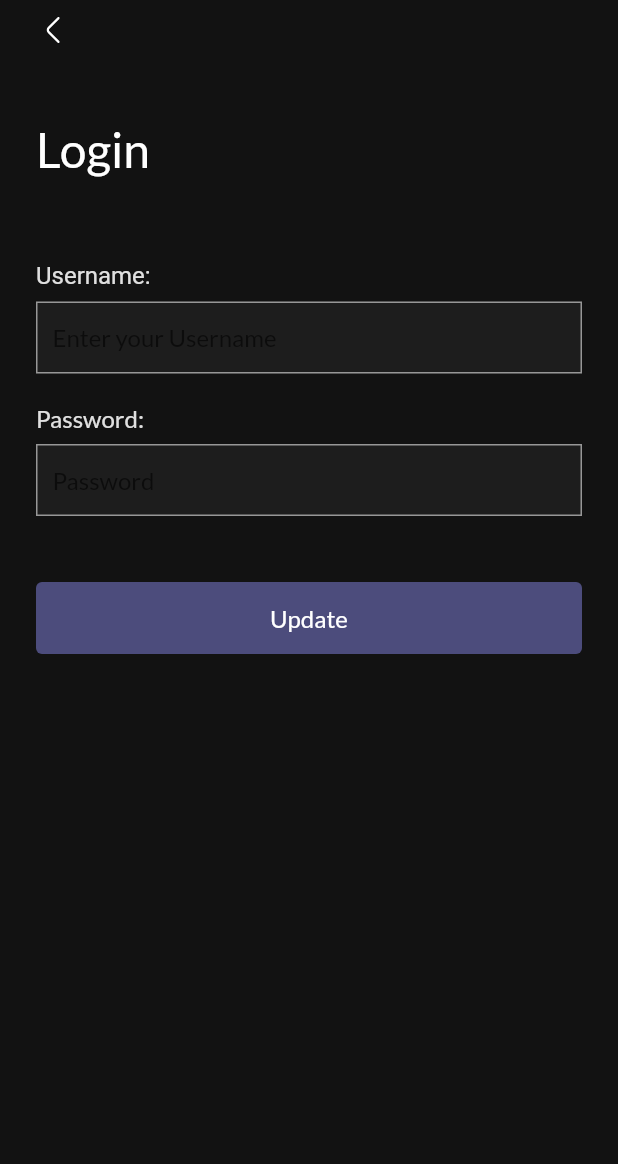
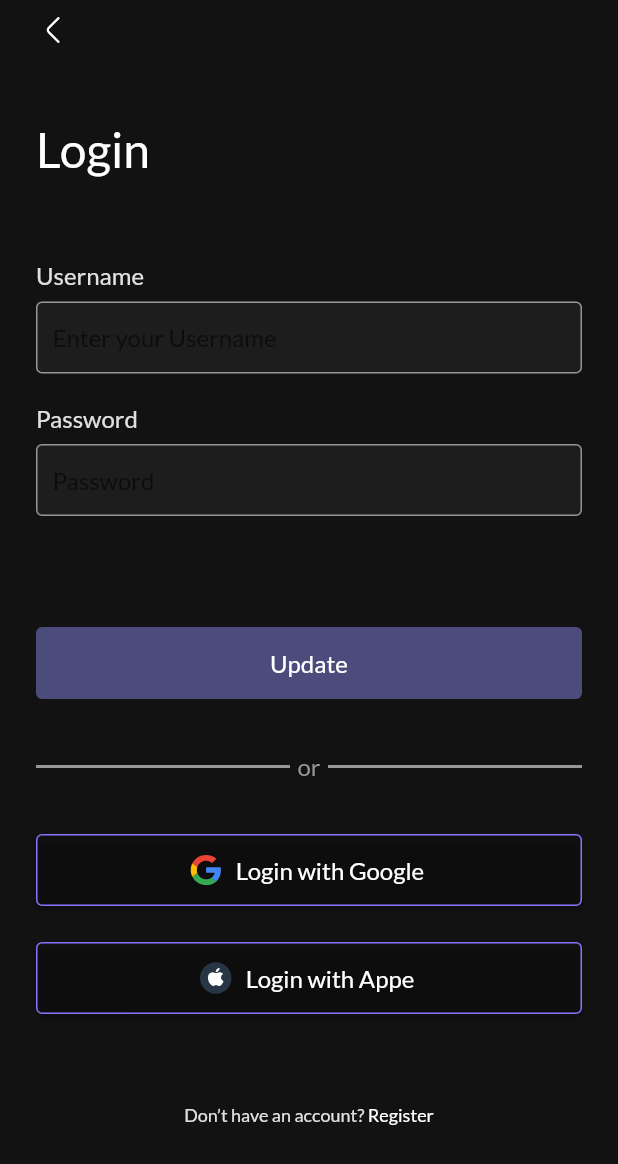
Before and after one commit to hungdkvmo/todo_app, a Flutter app: the LoginForm screen opened by its route, on a phone screen of 412 x 824 dp. Shown: the top 1164 px of the screen. Run offline on Flutter 3.47's test engine with Material 2 defaults, Android fonts, the phone set to English and light mode, and no system bars; our stand-ins replace flutter_svg.

Commit message:
update login form style

```diff
--- a/lib/main.dart
+++ b/lib/main.dart
@@ -23,7 +23,6 @@ class MyApp extends StatelessWidget {
       ),
       initialRoute: '/',
       routes: {
-        // '/': (context) => const LoginForm(),
         '/': (context) => Intro(),
         '/login': (context) => const LoginForm(),
         '/home': (context) => const Home(),
--- a/lib/src/auth/login.dart
+++ b/lib/src/auth/login.dart
@@ -1,5 +1,6 @@
 import 'package:flutter/material.dart';
 import 'package:flutter_svg/flutter_svg.dart';
+import '../widgets/utils/horizontal_line.dart';
 
 class LoginForm extends StatefulWidget {
   const LoginForm({super.key});
@@ -80,11 +81,10 @@ class LoginFormState extends State<LoginForm> {
                           Row(
                             children: const [
                               Text(
-                                'Username:',
+                                'Username',
                                 textAlign: TextAlign.start,
                                 style: TextStyle(
                                   fontSize: 16,
-                                  fontFamily: 'Roboto',
                                   color: Color.fromRGBO(255, 255, 255, 0.87),
                                 ),
                               ),
@@ -103,7 +103,7 @@ class LoginFormState extends State<LoginForm> {
                               contentPadding: EdgeInsets.all(11),
                               enabledBorder: OutlineInputBorder(
                                 borderRadius:
-                                    BorderRadius.all(Radius.circular(0.0)),
+                                    BorderRadius.all(Radius.circular(4.0)),
                                 borderSide: BorderSide(
                                   color: Color(0XFF979797),
                                   width: 1,
@@ -111,7 +111,7 @@ class LoginFormState extends State<LoginForm> {
                               ),
                               focusedBorder: OutlineInputBorder(
                                 borderRadius:
-                                    BorderRadius.all(Radius.circular(0.0)),
+                                    BorderRadius.all(Radius.circular(4.0)),
                                 borderSide: BorderSide(
                                   color: Color(0XFF979797),
                                 ),
@@ -139,7 +139,7 @@ class LoginFormState extends State<LoginForm> {
                           Row(
                             children: const [
                               Text(
-                                'Password:',
+                                'Password',
                                 textAlign: TextAlign.start,
                                 style: TextStyle(
                                   fontSize: 16,
@@ -162,7 +162,7 @@ class LoginFormState extends State<LoginForm> {
                               contentPadding: EdgeInsets.all(11),
                               enabledBorder: OutlineInputBorder(
                                 borderRadius:
-                                    BorderRadius.all(Radius.circular(0.0)),
+                                    BorderRadius.all(Radius.circular(4.0)),
                                 borderSide: BorderSide(
                                   color: Color(0XFF979797),
                                   width: 1,
@@ -170,7 +170,7 @@ class LoginFormState extends State<LoginForm> {
                               ),
                               focusedBorder: OutlineInputBorder(
                                 borderRadius:
-                                    BorderRadius.all(Radius.circular(0.0)),
+                                    BorderRadius.all(Radius.circular(4.0)),
                                 borderSide: BorderSide(
                                   color: Color(0XFF979797),
                                 ),
@@ -192,7 +192,7 @@ class LoginFormState extends State<LoginForm> {
                       ),
                     ),
                     const SizedBox(
-                      height: 40,
+                      height: 70,
                     ),
                     SizedBox(
                       height: 48,
@@ -202,6 +202,9 @@ class LoginFormState extends State<LoginForm> {
                           disabledBackgroundColor:
                               const Color.fromRGBO(134, 135, 231, 0.5),
                           minimumSize: const Size.fromHeight(50),
+                          shape: RoundedRectangleBorder(
+                            borderRadius: BorderRadius.circular(4),
+                          ),
                         ),
                         onPressed: (_isFilledEmail && _isFilledPassword)
                             ? () {
@@ -216,6 +219,126 @@ class LoginFormState extends State<LoginForm> {
                           ),
                         ),
                       ),
+                    ),
+                    Row(children: <Widget>[
+                      const Padding(
+                          padding: EdgeInsets.symmetric(
+                        vertical: 45,
+                      )),
+                      Expanded(
+                        child: Container(
+                            margin:
+                                const EdgeInsets.only(left: 0.0, right: 5.0),
+                            child: const Divider(
+                              color: Color(0XFF979797),
+                              height: 50,
+                              thickness: 2,
+                            )),
+                      ),
+                      const Text(
+                        "or",
+                        style: TextStyle(
+                          color: Color(0XFF979797),
+                          fontSize: 16,
+                        ),
+                      ),
+                      Expanded(
+                        child: Container(
+                            margin:
+                                const EdgeInsets.only(left: 5.0, right: 0.0),
+                            child: const Divider(
+                              color: Color(0XFF979797),
+                              height: 50,
+                              thickness: 2,
+                            )),
+                      ),
+                    ]),
+                    SizedBox(
+                      height: 48,
+                      child: ElevatedButton.icon(
+                        style: ElevatedButton.styleFrom(
+                          backgroundColor: Colors.transparent,
+                          minimumSize: const Size.fromHeight(50),
+                          shape: RoundedRectangleBorder(
+                            borderRadius: BorderRadius.circular(4),
+                            side: const BorderSide(
+                              color: Color(0XFF8875FF),
+                              width: 1.0,
+                            ),
+                          ),
+                        ),
+                        icon: SvgPicture.asset(
+                          'assets/icons/google.svg',
+                          width: 24,
+                          height: 24,
+                        ), //icon data for elevate
+                        onPressed: () {
+                          // login with google
+                        },
+                        label: const Text(
+                          'Login with Google',
+                          style: TextStyle(
+                            fontSize: 16,
+                            color: Colors.white,
+                          ),
+                        ),
+                      ),
+                    ),
+                    const SizedBox(
+                      height: 24,
+                    ),
+                    SizedBox(
+                      height: 48,
+                      child: ElevatedButton.icon(
+                        style: ElevatedButton.styleFrom(
+                          backgroundColor: Colors.transparent,
+                          minimumSize: const Size.fromHeight(50),
+                          shape: RoundedRectangleBorder(
+                            borderRadius: BorderRadius.circular(4),
+                            side: const BorderSide(
+                              color: Color(0XFF8875FF),
+                              width: 1.0,
+                            ),
+                          ),
+                        ),
+                        icon: SvgPicture.asset(
+                          'assets/icons/apple.svg',
+                          width: 24,
+                          height: 24,
+                        ), //icon data for elevate
+                        onPressed: () {
+                          // login with google
+                        },
+                        label: const Text(
+                          'Login with Appe',
+                          style: TextStyle(
+                            fontSize: 16,
+                            color: Colors.white,
+                          ),
+                        ),
+                      ),
+                    ),
+                    const SizedBox(
+                      height: 60,
+                    ),
+                    Row(
+                      mainAxisAlignment: MainAxisAlignment.center,
+                      children: const [
+                        Text(
+                          'Don’t have an account? ',
+                          style: TextStyle(
+                            color: Color.fromRGBO(255, 255, 255, 0.87),
+                            fontSize: 12,
+                          ),
+                        ),
+                        Text(
+                          'Register',
+                          style: TextStyle(
+                            color: Colors.white,
+                            fontSize: 12,
+                          ),
+                        )
+                      ],
                     )
                   ],
                 ),
```
Also changed, not shown: lib/src/widgets/utils/horizontal_line.dart (added, +70 -0 lines), assets/icons/apple.svg (added), assets/icons/google.svg (added).
